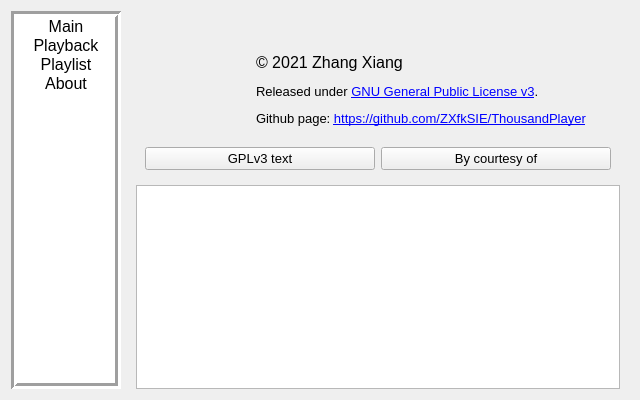
Above: source/ui/configwindow/tp_configwindow.ui from ZXfkSIE/ThousandPlayer before the change. Below: the same form after it.
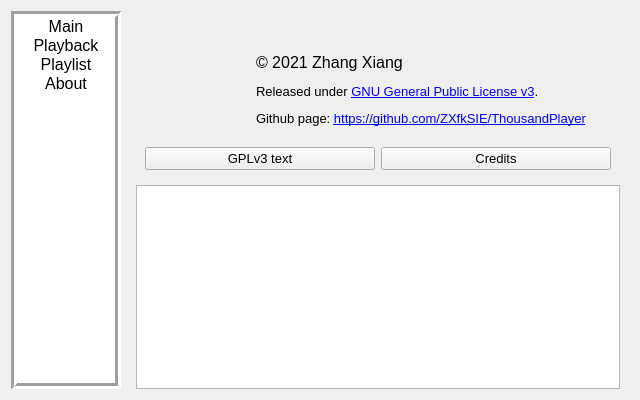
That is the form after the change.

Diff of the .ui file:
```diff
--- a/source/ui/configwindow/tp_configwindow.ui
+++ b/source/ui/configwindow/tp_configwindow.ui
@@ -1023,7 +1023,7 @@
              </font>
             </property>
             <property name="text">
-             <string>By courtesy of</string>
+             <string>Credits</string>
             </property>
            </widget>
           </item>
```
Left out of the diff: 2 changed lines with no effect on the pictures.
